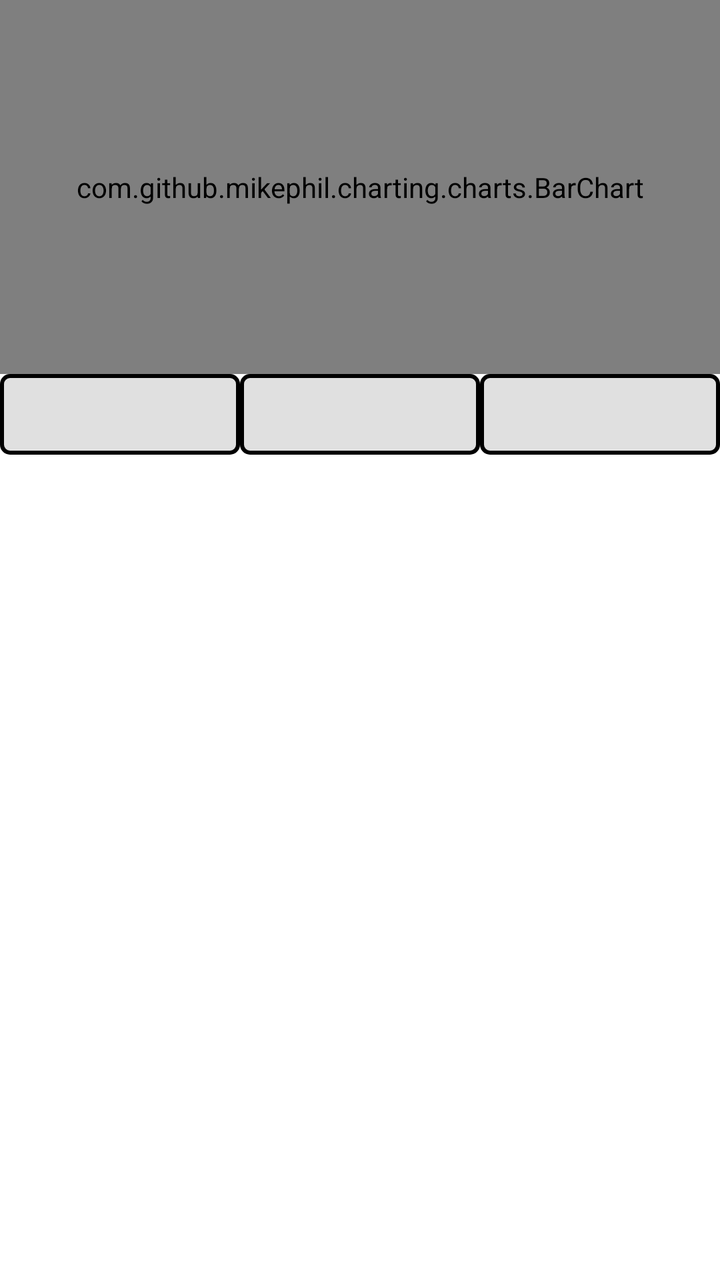
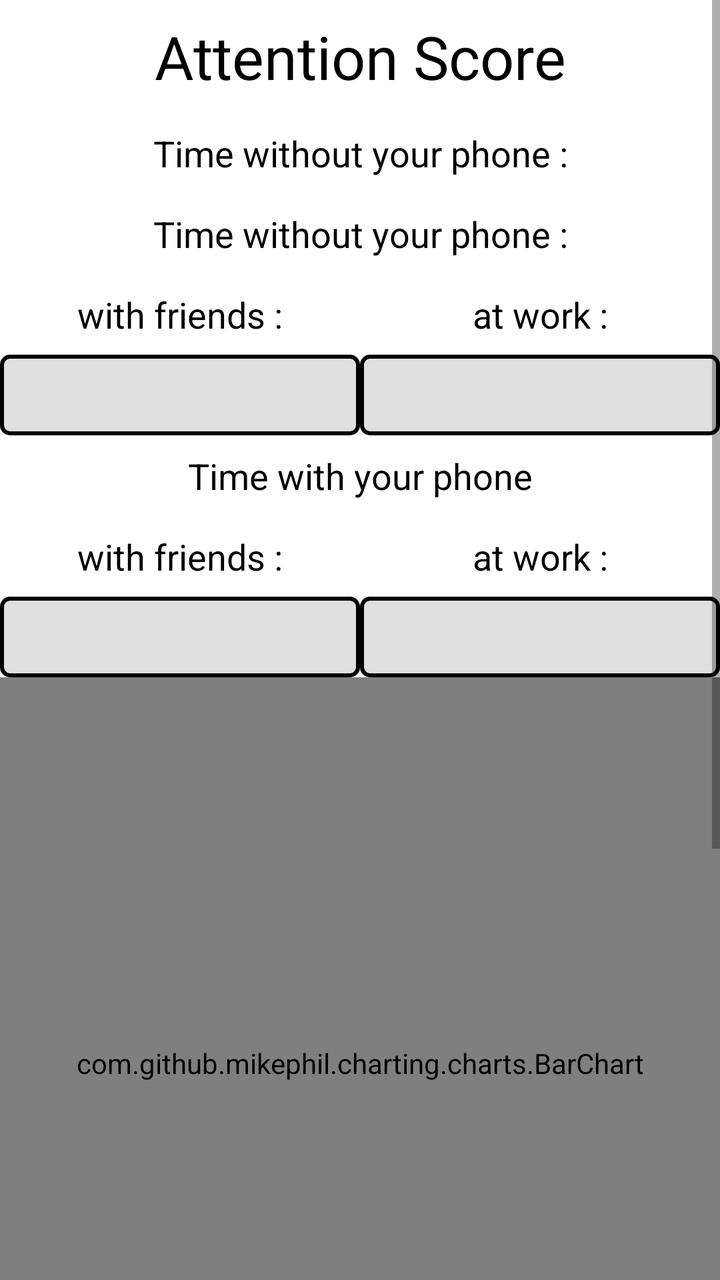

Two renders of the same Android screen: before a commit and after it. Below are the layout's source before the change and the commit's diff.
<!-- AndroidManifest.xml: application theme Theme.Mindguard -->
<!-- res/layout/fragment_home.xml -->
<?xml version="1.0" encoding="utf-8"?>
<ScrollView xmlns:android="http://schemas.android.com/apk/res/android"
    xmlns:app="http://schemas.android.com/apk/res-auto"
    xmlns:tools="http://schemas.android.com/tools"
    android:layout_width="match_parent"
    android:layout_height="match_parent"
    tools:context=".ui.fragment.HomeFragment">

    <androidx.constraintlayout.widget.ConstraintLayout
        android:layout_width="match_parent"
        android:layout_height="wrap_content"
        android:orientation="vertical">

        <com.github.mikephil.charting.charts.BarChart
            android:id="@+id/barChart"
            android:layout_width="0dp"
            android:layout_height="0dp"
            app:layout_constraintTop_toTopOf="parent"
            app:layout_constraintStart_toStartOf="parent"
            app:layout_constraintEnd_toEndOf="parent"
            app:layout_constraintHeight_percent="0.4" />

        <LinearLayout
            android:id="@+id/textViewContainer"
            android:layout_width="0dp"
            android:layout_height="wrap_content"
            android:orientation="horizontal"
            app:layout_constraintTop_toBottomOf="@id/barChart"
            app:layout_constraintStart_toStartOf="parent"
            app:layout_constraintEnd_toEndOf="parent">

            <TextView
                android:id="@+id/idleScreenTime"
                android:layout_width="0dp"
                android:layout_height="wrap_content"
                android:layout_weight="1"
                android:textSize="18sp"
                android:gravity="center"
                android:textColor="@android:color/black"
                android:background="@drawable/textview_border"
                android:padding="8dp"/>

            <TextView
                android:id="@+id/socialScreenTime"
                android:layout_width="0dp"
                android:layout_height="wrap_content"
                android:layout_weight="1"
                android:textSize="18sp"
                android:gravity="center"
                android:textColor="@android:color/black"
                android:background="@drawable/textview_border"
                android:padding="8dp"/>

            <TextView
                android:id="@+id/workScreenTime"
                android:layout_width="0dp"
                android:layout_height="wrap_content"
                android:layout_weight="1"
                android:textSize="18sp"
                android:gravity="center"
                android:textColor="@android:color/black"
                android:background="@drawable/textview_border"
                android:padding="8dp"/>

        </LinearLayout>

        <TextView
            android:id="@+id/total_screen_time"
            android:layout_width="match_parent"
            android:layout_height="wrap_content"
            android:gravity="center"
            android:textSize="24sp"
            app:layout_constraintTop_toBottomOf="@id/textViewContainer"
            app:layout_constraintStart_toStartOf="parent"
            app:layout_constraintEnd_toEndOf="parent"/>

        <ListView
            android:id="@+id/usage_stats"
            android:layout_width="match_parent"
            android:layout_height="200sp"
            android:layout_marginStart="8dp"
            android:layout_marginTop="8dp"
            android:layout_marginEnd="8dp"
            android:textAlignment="center"
            android:textSize="20sp"
            app:layout_constraintTop_toBottomOf="@id/total_screen_time"
            app:layout_constraintBottom_toBottomOf="parent"
            app:layout_constraintStart_toStartOf="parent"
            app:layout_constraintEnd_toEndOf="parent"
            app:layout_constraintHeight_percent="0.4"
            tools:ignore="NestedScrolling" />

    </androidx.constraintlayout.widget.ConstraintLayout>
</ScrollView>
<!-- resources referenced by this layout -->
<resources>
  <!-- drawable textview_border (drawable) -->
  <?xml version="1.0" encoding="utf-8"?>
  <shape xmlns:android="http://schemas.android.com/apk/res/android">
      <solid android:color="#E0E0E0"/> 
      <corners android:radius="4dp"/> 
      <stroke android:color="#000000" android:width="2dp"/> 
  </shape>
  <style name="Theme.Mindguard" parent="Theme.MaterialComponents.DayNight.DarkActionBar">
          
          <item name="colorPrimary">@color/purple_500</item>
          <item name="colorPrimaryVariant">@color/purple_700</item>
          <item name="colorOnPrimary">@color/white</item>
          
          <item name="colorSecondary">@color/teal_200</item>
          <item name="colorSecondaryVariant">@color/teal_700</item>
          <item name="colorOnSecondary">@color/black</item>
          
          <item name="android:statusBarColor">?attr/colorPrimaryVariant</item>
          
      </style>
  <color name="purple_500">#FF6200EE</color>
  <color name="purple_700">#FF3700B3</color>
  <color name="white">#FFFFFFFF</color>
  <color name="teal_200">#FF03DAC5</color>
  <color name="teal_700">#FF018786</color>
  <color name="black">#FF000000</color>
</resources>

<!-- the commit's change to res/layout/fragment_home.xml (unified diff, before → after) -->
@@ -11,58 +11,195 @@
         android:layout_height="wrap_content"
         android:orientation="vertical">
 
+        <TextView
+            android:id="@+id/attentionScoreView"
+            android:layout_width="0dp"
+            android:layout_height="wrap_content"
+            android:layout_weight="1"
+            android:textSize="30sp"
+            android:gravity="center"
+            android:text="@string/attention_score"
+            android:textColor="@android:color/black"
+            android:padding="8dp"
+            app:layout_constraintTop_toTopOf="parent"
+            app:layout_constraintStart_toStartOf="parent"
+            app:layout_constraintEnd_toEndOf="parent"/>
+
+        <TextView
+            android:id="@+id/attention_score_holder"
+            android:layout_width="0dp"
+            android:layout_height="wrap_content"
+            android:layout_weight="1"
+            android:textSize="18sp"
+            android:gravity="center"
+            android:text="@string/time_without_your_phone"
+            android:textColor="@android:color/black"
+            android:padding="8dp"
+            app:layout_constraintTop_toBottomOf="@id/attentionScoreView"
+            app:layout_constraintStart_toStartOf="parent"
+            app:layout_constraintEnd_toEndOf="parent"/>
+
+        <TextView
+            android:id="@+id/timeWithoutPhone"
+            android:layout_width="0dp"
+            android:layout_height="wrap_content"
+            android:layout_weight="1"
+            android:textSize="18sp"
+            android:gravity="center"
+            android:text="@string/time_without_your_phone"
+            android:textColor="@android:color/black"
+            android:padding="8dp"
+            app:layout_constraintTop_toBottomOf="@id/attention_score_holder"
+            app:layout_constraintStart_toStartOf="parent"
+            app:layout_constraintEnd_toEndOf="parent"/>
+
+        <LinearLayout
+            android:id="@+id/dummy1"
+            android:layout_width="0dp"
+            android:layout_height="wrap_content"
+            android:orientation="horizontal"
+            app:layout_constraintTop_toBottomOf="@id/timeWithoutPhone"
+            app:layout_constraintStart_toStartOf="parent"
+            app:layout_constraintEnd_toEndOf="parent">
+
+            <TextView
+                android:layout_width="0dp"
+                android:layout_height="wrap_content"
+                android:layout_weight="1"
+                android:textSize="18sp"
+                android:text="@string/with_friends"
+                android:gravity="center"
+                android:textColor="@android:color/black"
+                android:padding="8dp"/>
+
+            <TextView
+                android:layout_width="0dp"
+                android:layout_height="wrap_content"
+                android:layout_weight="1"
+                android:textSize="18sp"
+                android:text="@string/at_work"
+                android:gravity="center"
+                android:textColor="@android:color/black"
+                android:padding="8dp"/>
+        </LinearLayout>
+
+        <LinearLayout
+            android:id="@+id/timeWithoutPhoneContainer"
+            android:layout_width="0dp"
+            android:layout_height="wrap_content"
+            android:orientation="horizontal"
+            app:layout_constraintTop_toBottomOf="@id/dummy1"
+            app:layout_constraintStart_toStartOf="parent"
+            app:layout_constraintEnd_toEndOf="parent">
+
+            <TextView
+                android:id="@+id/socialTime"
+                android:layout_width="0dp"
+                android:layout_height="wrap_content"
+                android:layout_weight="1"
+                android:textSize="18sp"
+                android:gravity="center"
+                android:textColor="@android:color/black"
+                android:background="@drawable/textview_border"
+                android:padding="8dp"/>
+
+            <TextView
+                android:id="@+id/workingTime"
+                android:layout_width="0dp"
+                android:layout_height="wrap_content"
+                android:layout_weight="1"
+                android:textSize="18sp"
+                android:gravity="center"
+                android:textColor="@android:color/black"
+                android:background="@drawable/textview_border"
+                android:padding="8dp"/>
+        </LinearLayout>
+
+        <TextView
+            android:id="@+id/timeWithPhone"
+            android:layout_width="0dp"
+            android:layout_height="wrap_content"
+            android:layout_weight="1"
+            android:textSize="18sp"
+            android:gravity="center"
+            android:text="@string/time_with_your_phone"
+            android:textColor="@android:color/black"
+            android:padding="8dp"
+            app:layout_constraintTop_toBottomOf="@id/timeWithoutPhoneContainer"
+            app:layout_constraintStart_toStartOf="parent"
+            app:layout_constraintEnd_toEndOf="parent"/>
+
+        <LinearLayout
+            android:id="@+id/dummy2"
+            android:layout_width="0dp"
+            android:layout_height="wrap_content"
+            android:orientation="horizontal"
+            app:layout_constraintTop_toBottomOf="@id/timeWithPhone"
+            app:layout_constraintStart_toStartOf="parent"
+            app:layout_constraintEnd_toEndOf="parent">
+
+            <TextView
+                android:layout_width="0dp"
+                android:layout_height="wrap_content"
+                android:layout_weight="1"
+                android:textSize="18sp"
+                android:text="@string/with_friends"
+                android:gravity="center"
+                android:textColor="@android:color/black"
+                android:padding="8dp"/>
+
+            <TextView
+                android:layout_width="0dp"
+                android:layout_height="wrap_content"
+                android:layout_weight="1"
+                android:textSize="18sp"
+                android:text="@string/at_work"
+                android:gravity="center"
+                android:textColor="@android:color/black"
+                android:padding="8dp"/>
+        </LinearLayout>
+
+        <LinearLayout
+            android:id="@+id/timeWithPhoneContainer"
+            android:layout_width="0dp"
+            android:layout_height="wrap_content"
+            android:orientation="horizontal"
+            app:layout_constraintTop_toBottomOf="@id/dummy2"
+            app:layout_constraintStart_toStartOf="parent"
+            app:layout_constraintEnd_toEndOf="parent">
+
+            <TextView
+                android:id="@+id/socialScreenTime"
+                android:layout_width="0dp"
+                android:layout_height="wrap_content"
+                android:layout_weight="1"
+                android:textSize="18sp"
+                android:gravity="center"
+                android:textColor="@android:color/black"
+                android:background="@drawable/textview_border"
+                android:padding="8dp"/>
+
+            <TextView
+                android:id="@+id/workingScreenTime"
+                android:layout_width="0dp"
+                android:layout_height="wrap_content"
+                android:layout_weight="1"
+                android:textSize="18sp"
+                android:gravity="center"
+                android:textColor="@android:color/black"
+                android:background="@drawable/textview_border"
+                android:padding="8dp"/>
+        </LinearLayout>
+
         <com.github.mikephil.charting.charts.BarChart
             android:id="@+id/barChart"
             android:layout_width="0dp"
             android:layout_height="0dp"
-            app:layout_constraintTop_toTopOf="parent"
+            app:layout_constraintTop_toBottomOf="@id/timeWithPhoneContainer"
             app:layout_constraintStart_toStartOf="parent"
             app:layout_constraintEnd_toEndOf="parent"
             app:layout_constraintHeight_percent="0.4" />
 
-        <LinearLayout
-            android:id="@+id/textViewContainer"
-            android:layout_width="0dp"
-            android:layout_height="wrap_content"
-            android:orientation="horizontal"
-            app:layout_constraintTop_toBottomOf="@id/barChart"
-            app:layout_constraintStart_toStartOf="parent"
-            app:layout_constraintEnd_toEndOf="parent">
-
-            <TextView
-                android:id="@+id/idleScreenTime"
-                android:layout_width="0dp"
-                android:layout_height="wrap_content"
-                android:layout_weight="1"
-                android:textSize="18sp"
-                android:gravity="center"
-                android:textColor="@android:color/black"
-                android:background="@drawable/textview_border"
-                android:padding="8dp"/>
-
-            <TextView
-                android:id="@+id/socialScreenTime"
-                android:layout_width="0dp"
-                android:layout_height="wrap_content"
-                android:layout_weight="1"
-                android:textSize="18sp"
-                android:gravity="center"
-                android:textColor="@android:color/black"
-                android:background="@drawable/textview_border"
-                android:padding="8dp"/>
-
-            <TextView
-                android:id="@+id/workScreenTime"
-                android:layout_width="0dp"
-                android:layout_height="wrap_content"
-                android:layout_weight="1"
-                android:textSize="18sp"
-                android:gravity="center"
-                android:textColor="@android:color/black"
-                android:background="@drawable/textview_border"
-                android:padding="8dp"/>
-
-        </LinearLayout>
 
         <TextView
             android:id="@+id/total_screen_time"
@@ -70,7 +207,7 @@
             android:layout_height="wrap_content"
             android:gravity="center"
             android:textSize="24sp"
-            app:layout_constraintTop_toBottomOf="@id/textViewContainer"
+            app:layout_constraintTop_toBottomOf="@id/barChart"
             app:layout_constraintStart_toStartOf="parent"
             app:layout_constraintEnd_toEndOf="parent"/>
 
<!-- resource entries referenced after the edit -->
@@ -7,6 +7,11 @@
       <corners android:radius="4dp"/> 
       <stroke android:color="#000000" android:width="2dp"/> 
   </shape>
+  <string name="at_work">at work :</string>
+  <string name="attention_score">Attention Score</string>
+  <string name="time_with_your_phone">Time with your phone</string>
+  <string name="time_without_your_phone">Time without your phone :</string>
+  <string name="with_friends">with friends :</string>
   <style name="Theme.Mindguard" parent="Theme.MaterialComponents.DayNight.DarkActionBar">
           
           <item name="colorPrimary">@color/purple_500</item>
